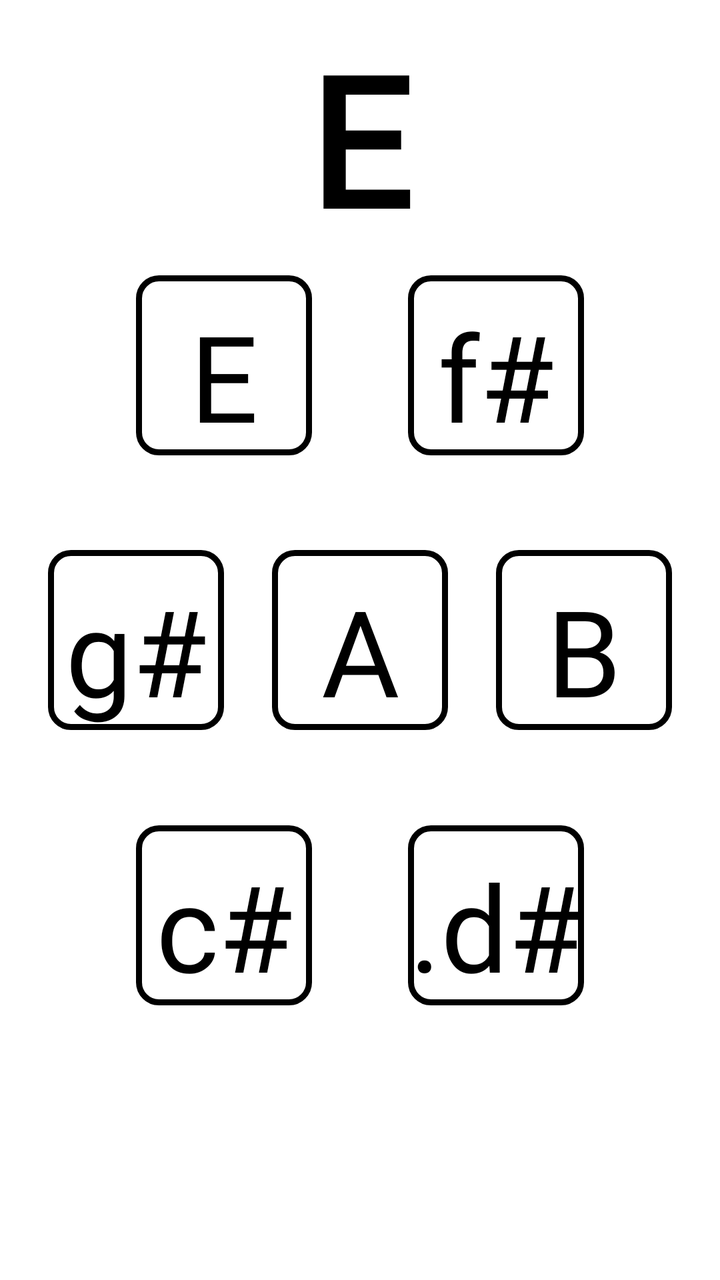
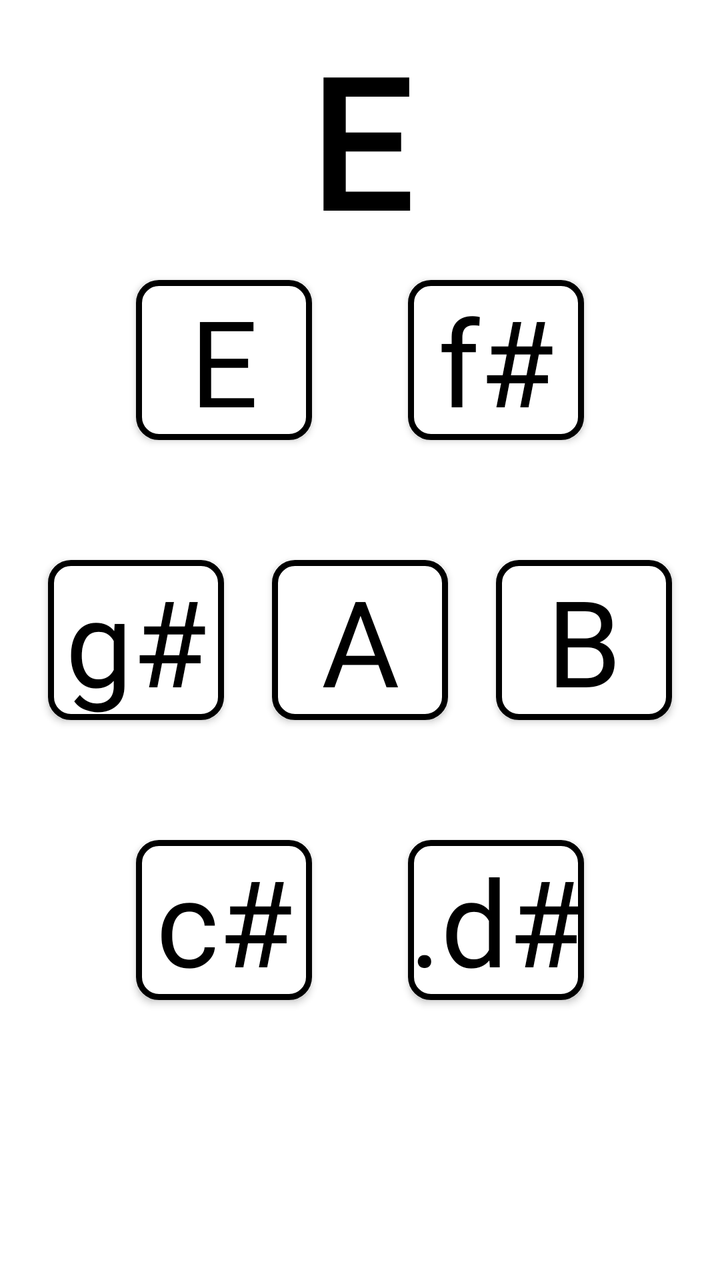

Before-and-after screenshots of an Android layout around one commit, followed by the original layout XML and the change that was made.
<!-- AndroidManifest.xml: application theme AppTheme -->
<!-- res/layout/activity_maj_e.xml -->
<?xml version="1.0" encoding="utf-8"?>
<androidx.constraintlayout.widget.ConstraintLayout xmlns:android="http://schemas.android.com/apk/res/android"
    xmlns:app="http://schemas.android.com/apk/res-auto"
    xmlns:tools="http://schemas.android.com/tools"
    android:layout_width="match_parent"
    android:layout_height="match_parent"
    android:background="#ffffff"
    android:orientation="vertical"
    tools:context=".maj_e">


    <TextView
        android:id="@+id/maj_e_label"
        android:layout_width="wrap_content"
        android:layout_height="wrap_content"
        android:fontFamily="@font/intut"
        android:text="@string/M_e"
        android:textColor="#000000"
        android:textSize="90sp"
        android:textStyle="bold"
        app:layout_constraintBottom_toTopOf="@+id/e"
        app:layout_constraintEnd_toEndOf="@+id/fs"
        app:layout_constraintStart_toStartOf="@+id/e"
        app:layout_constraintTop_toTopOf="parent"
        tools:ignore="MissingConstraints" />

    <Button
        android:id="@+id/e"
        android:layout_width="wrap_content"
        android:layout_height="wrap_content"
        android:background="@drawable/main_theme"
        android:fontFamily="@font/intut"
        android:text="@string/ME_e"
        android:textAllCaps="false"
        android:textColor="#000000"
        android:textSize="60sp"
        app:layout_constraintBottom_toBottomOf="@+id/gs"
        app:layout_constraintEnd_toEndOf="@+id/a"
        app:layout_constraintStart_toStartOf="parent"
        app:layout_constraintTop_toTopOf="parent"
        tools:ignore="MissingConstraints" />

    <Button
        android:id="@+id/fs"
        android:layout_width="wrap_content"
        android:layout_height="wrap_content"
        android:background="@drawable/main_theme"
        android:fontFamily="@font/intut"
        android:text="@string/ME_fs"
        android:textAllCaps="false"
        android:textColor="#000000"
        android:textSize="60sp"
        app:layout_constraintBottom_toBottomOf="@+id/b"
        app:layout_constraintEnd_toEndOf="parent"
        app:layout_constraintStart_toStartOf="@+id/a"
        app:layout_constraintTop_toTopOf="parent"
        tools:ignore="MissingConstraints" />

    <Button
        android:id="@+id/gs"
        android:layout_width="wrap_content"
        android:layout_height="wrap_content"
        android:background="@drawable/main_theme"
        android:fontFamily="@font/intut"
        android:text="@string/ME_gs"
        android:textAllCaps="false"
        android:textColor="#000000"
        android:textSize="60sp"
        app:layout_constraintBottom_toBottomOf="parent"
        app:layout_constraintEnd_toStartOf="@+id/a"
        app:layout_constraintStart_toStartOf="parent"
        app:layout_constraintTop_toTopOf="parent"
        tools:ignore="MissingConstraints" />

    <Button
        android:id="@+id/a"
        android:layout_width="wrap_content"
        android:layout_height="wrap_content"
        android:background="@drawable/main_theme"
        android:fontFamily="@font/intut"
        android:text="@string/ME_a"
        android:textAllCaps="false"
        android:textColor="#000000"
        android:textSize="60sp"
        app:layout_constraintBottom_toBottomOf="parent"
        app:layout_constraintEnd_toEndOf="parent"
        app:layout_constraintStart_toStartOf="parent"
        app:layout_constraintTop_toTopOf="parent"
        tools:ignore="MissingConstraints" />

    <Button
        android:id="@+id/b"
        android:layout_width="wrap_content"
        android:layout_height="wrap_content"
        android:background="@drawable/main_theme"
        android:fontFamily="@font/intut"
        android:text="@string/ME_b"
        android:textAllCaps="false"
        android:textColor="#000000"
        android:textSize="60sp"
        app:layout_constraintBottom_toBottomOf="parent"
        app:layout_constraintEnd_toEndOf="parent"
        app:layout_constraintStart_toEndOf="@+id/a"
        app:layout_constraintTop_toTopOf="parent"
        tools:ignore="MissingConstraints" />

    <Button
        android:id="@+id/cs"
        android:layout_width="wrap_content"
        android:layout_height="wrap_content"
        android:background="@drawable/main_theme"
        android:fontFamily="@font/intut"
        android:text="@string/ME_cs"
        android:textAllCaps="false"
        android:textColor="#000000"
        android:textSize="60sp"
        app:layout_constraintBottom_toBottomOf="parent"
        app:layout_constraintEnd_toEndOf="@+id/a"
        app:layout_constraintStart_toStartOf="parent"
        app:layout_constraintTop_toTopOf="@+id/a"
        tools:ignore="MissingConstraints" />

    <Button
        android:id="@+id/ds"
        android:layout_width="wrap_content"
        android:layout_height="wrap_content"
        android:background="@drawable/main_theme"
        android:fontFamily="@font/intut"
        android:text="@string/ME_dDs"
        android:textAllCaps="false"
        android:textColor="#000000"
        android:textSize="60sp"
        app:layout_constraintBottom_toBottomOf="parent"
        app:layout_constraintEnd_toEndOf="parent"
        app:layout_constraintStart_toStartOf="@+id/a"
        app:layout_constraintTop_toTopOf="@+id/a"
        tools:ignore="MissingConstraints" />


</androidx.constraintlayout.widget.ConstraintLayout>
<!-- resources referenced by this layout -->
<resources>
  <!-- drawable main_theme (drawable) -->
  <?xml version="1.0" encoding="utf-8"?>
  <shape xmlns:android="http://schemas.android.com/apk/res/android" android:shape="rectangle" >
      <corners
          android:radius="10dp"
          />
  
      <stroke
          android:width="3dp"
          android:color="#000000"
          />
      <padding
          android:left="0dp"
          android:top="10dp"
          android:right="0dp"
          android:bottom="0dp"
          />
  </shape>
  <string name="ME_a">A</string>
  <string name="ME_b">B</string>
  <string name="ME_cs">c#</string>
  <string name="ME_dDs">.d#</string>
  <string name="ME_e">E</string>
  <string name="ME_fs">f#</string>
  <string name="ME_gs">g#</string>
  <string name="M_e">E</string>
  <style name="AppTheme" parent="Theme.AppCompat.NoActionBar">
          
          <item name="colorPrimary">#000000</item>
          <item name="colorPrimaryDark">#000000</item>
          <item name="colorAccent">#000000</item>
      </style>
</resources>

<!-- the commit's change to res/layout/activity_maj_e.xml (unified diff, before → after) -->
@@ -28,7 +28,7 @@
         android:id="@+id/e"
         android:layout_width="wrap_content"
         android:layout_height="wrap_content"
-        android:background="@drawable/main_theme"
+        android:background="@drawable/btn_unified_selector"
         android:fontFamily="@font/intut"
         android:text="@string/ME_e"
         android:textAllCaps="false"
@@ -44,7 +44,7 @@
         android:id="@+id/fs"
         android:layout_width="wrap_content"
         android:layout_height="wrap_content"
-        android:background="@drawable/main_theme"
+        android:background="@drawable/btn_unified_selector"
         android:fontFamily="@font/intut"
         android:text="@string/ME_fs"
         android:textAllCaps="false"
@@ -60,7 +60,7 @@
         android:id="@+id/gs"
         android:layout_width="wrap_content"
         android:layout_height="wrap_content"
-        android:background="@drawable/main_theme"
+        android:background="@drawable/btn_unified_selector"
         android:fontFamily="@font/intut"
         android:text="@string/ME_gs"
         android:textAllCaps="false"
@@ -76,7 +76,7 @@
         android:id="@+id/a"
         android:layout_width="wrap_content"
         android:layout_height="wrap_content"
-        android:background="@drawable/main_theme"
+        android:background="@drawable/btn_unified_selector"
         android:fontFamily="@font/intut"
         android:text="@string/ME_a"
         android:textAllCaps="false"
@@ -92,7 +92,7 @@
         android:id="@+id/b"
         android:layout_width="wrap_content"
         android:layout_height="wrap_content"
-        android:background="@drawable/main_theme"
+        android:background="@drawable/btn_unified_selector"
         android:fontFamily="@font/intut"
         android:text="@string/ME_b"
         android:textAllCaps="false"
@@ -108,7 +108,7 @@
         android:id="@+id/cs"
         android:layout_width="wrap_content"
         android:layout_height="wrap_content"
-        android:background="@drawable/main_theme"
+        android:background="@drawable/btn_unified_selector"
         android:fontFamily="@font/intut"
         android:text="@string/ME_cs"
         android:textAllCaps="false"
@@ -124,7 +124,7 @@
         android:id="@+id/ds"
         android:layout_width="wrap_content"
         android:layout_height="wrap_content"
-        android:background="@drawable/main_theme"
+        android:background="@drawable/btn_unified_selector"
         android:fontFamily="@font/intut"
         android:text="@string/ME_dDs"
         android:textAllCaps="false"
<!-- resource entries referenced after the edit -->
@@ -1,23 +1,35 @@
 <!-- resources referenced by this layout -->
 <resources>
-  <!-- drawable main_theme (drawable) -->
+  <!-- drawable btn_unified_selector (drawable) -->
   <?xml version="1.0" encoding="utf-8"?>
-  <shape xmlns:android="http://schemas.android.com/apk/res/android" android:shape="rectangle" >
-      <corners
-          android:radius="10dp"
-          />
-  
-      <stroke
-          android:width="3dp"
-          android:color="#000000"
-          />
-      <padding
-          android:left="0dp"
-          android:top="10dp"
-          android:right="0dp"
-          android:bottom="0dp"
-          />
-  </shape>
+  <selector xmlns:android="http://schemas.android.com/apk/res/android">
+      
+      <item android:state_pressed="true">
+          <layer-list>
+              <item>
+                  <shape android:shape="rectangle">
+                      <solid android:color="#FFFFFF" />
+                      <stroke android:width="3dp" android:color="#000000" />
+                      <corners android:radius="10dp" />
+                  </shape>
+              </item>
+              <item>
+                  <shape android:shape="rectangle">
+                      <solid android:color="#80000000" /> 
+                      <corners android:radius="10dp" />
+                  </shape>
+              </item>
+          </layer-list>
+      </item>
+      
+      <item>
+          <shape android:shape="rectangle">
+              <solid android:color="#FFFFFF" />
+              <stroke android:width="3dp" android:color="#000000" />
+              <corners android:radius="10dp" />
+          </shape>
+      </item>
+  </selector>
   <string name="ME_a">A</string>
   <string name="ME_b">B</string>
   <string name="ME_cs">c#</string>
